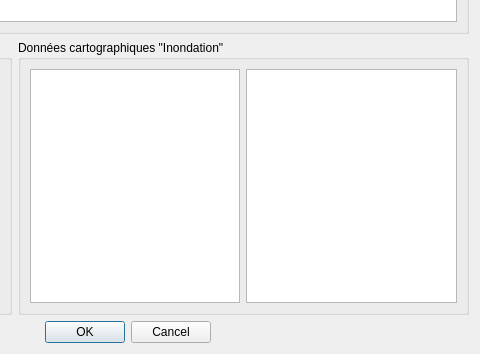
Above: dialog_cartographie.ui from dasycarpum/pro_DDT_Viginond before the change; both pictures show x 224 to 704 and y 97 to 451 of the 704 by 451 pixel window. Below: the same form after it.
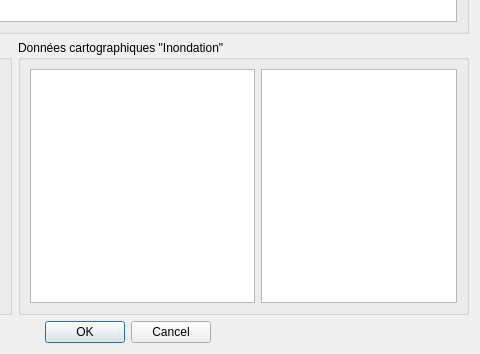
That is the form after the change.

```diff
--- a/dialog_cartographie.ui
+++ b/dialog_cartographie.ui
@@ -58,9 +58,14 @@
      <property name="title">
       <string>Données cartographiques &quot;Inondation&quot;</string>
      </property>
-     <layout class="QHBoxLayout" name="horizontalLayout">
+     <layout class="QHBoxLayout" name="horizontalLayout" stretch="8,7">
       <item>
        <widget class="QTreeWidget" name="treeWidget_carto_enjeu">
+        <property name="font">
+         <font>
+          <pointsize>8</pointsize>
+         </font>
+        </property>
         <attribute name="headerVisible">
          <bool>false</bool>
         </attribute>
@@ -73,6 +78,11 @@
       </item>
       <item>
        <widget class="QTreeWidget" name="treeWidget_carto_zip">
+        <property name="font">
+         <font>
+          <pointsize>8</pointsize>
+         </font>
+        </property>
         <attribute name="headerVisible">
          <bool>false</bool>
         </attribute>
```
Left out of the diff: 5 changed lines with no effect on the pictures.
